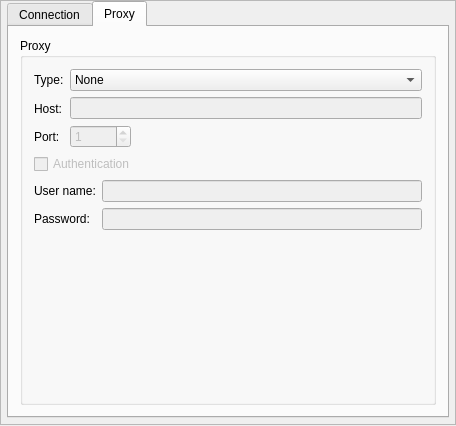
Before: the Qt Designer form plugins/icq/settings/networksettings.ui in Winand/mqutim, drawn with Qt 5.
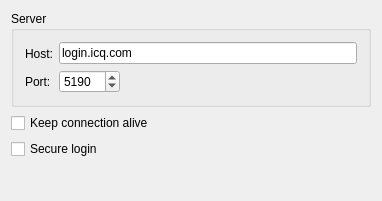
After: the same form once the commit is applied. The open tabs and pages were chosen to show the change. Icons and pictures are not drawn.

What changed in the file:
```diff
--- a/plugins/icq/settings/networksettings.ui
+++ b/plugins/icq/settings/networksettings.ui
@@ -1,87 +1,30 @@
 <ui version="4.0" >
  <class>networkSettingsClass</class>
- <widget class="QWidget" name="networkSettingsClass" >
-  <property name="geometry" >
-   <rect>
-    <x>0</x>
-    <y>0</y>
-    <width>456</width>
-    <height>426</height>
-   </rect>
-  </property>
-  <property name="windowTitle" >
+ <widget class="QWidget" name="networkSettingsClass">
+  <property name="windowTitle">
    <string>networkSettings</string>
   </property>
-  <layout class="QGridLayout" >
-   <property name="leftMargin" >
-    <number>0</number>
-   </property>
-   <property name="topMargin" >
-    <number>0</number>
-   </property>
-   <property name="rightMargin" >
-    <number>0</number>
-   </property>
-   <property name="bottomMargin" >
-    <number>1</number>
-   </property>
-   <item row="0" column="0" >
-    <widget class="QFrame" name="frame" >
-     <property name="frameShape" >
-      <enum>QFrame::StyledPanel</enum>
-     </property>
-     <property name="frameShadow" >
-      <enum>QFrame::Raised</enum>
-     </property>
-     <layout class="QGridLayout" name="gridLayout_2" >
-      <property name="leftMargin" >
-       <number>6</number>
-      </property>
-      <property name="topMargin" >
-       <number>0</number>
-      </property>
-      <property name="rightMargin" >
-       <number>6</number>
-      </property>
-      <property name="bottomMargin" >
-       <number>6</number>
-      </property>
-      <item row="0" column="0" >
-       <widget class="QTabWidget" name="tabWidget" >
-        <property name="currentIndex" >
-         <number>0</number>
-        </property>
-        <widget class="QWidget" name="tab" >
-         <attribute name="title" >
-          <string>Connection</string>
-         </attribute>
-         <attribute name="icon" >
-          <iconset>
-           <normaloff>:/icons/crystal_project/connection.png</normaloff>:/icons/crystal_project/connection.png</iconset>
-         </attribute>
-         <layout class="QGridLayout" name="gridLayout" >
-          <item row="0" column="0" >
-           <layout class="QVBoxLayout" name="verticalLayout" >
+  <layout class="QVBoxLayout" name="verticalLayout_2">
             <item>
-             <widget class="QGroupBox" name="serverBox" >
-              <property name="title" >
+    <widget class="QGroupBox" name="serverBox">
+     <property name="title">
                <string>Server</string>
               </property>
-              <layout class="QGridLayout" name="_2" >
-               <item row="0" column="0" >
-                <layout class="QHBoxLayout" name="_3" >
+     <layout class="QGridLayout" name="_2">
+      <item row="0" column="0">
+       <layout class="QHBoxLayout" name="_3">
                  <item>
-                  <layout class="QVBoxLayout" name="_4" >
+         <layout class="QVBoxLayout" name="_4">
                    <item>
-                    <widget class="QLabel" name="hostLabel" >
-                     <property name="text" >
+           <widget class="QLabel" name="hostLabel">
+            <property name="text">
                       <string>Host:</string>
                      </property>
                     </widget>
                    </item>
                    <item>
-                    <widget class="QLabel" name="portLabel" >
-                     <property name="text" >
+           <widget class="QLabel" name="portLabel">
+            <property name="text">
                       <string>Port:</string>
                      </property>
                     </widget>
@@ -89,41 +32,41 @@
                   </layout>
                  </item>
                  <item>
-                  <layout class="QVBoxLayout" name="_5" >
+         <layout class="QVBoxLayout" name="_5">
                    <item>
-                    <widget class="QLineEdit" name="hostEdit" >
-                     <property name="minimumSize" >
+           <widget class="QLineEdit" name="hostEdit">
+            <property name="minimumSize">
                       <size>
                        <width>150</width>
                        <height>0</height>
                       </size>
                      </property>
-                     <property name="text" >
+            <property name="text">
                       <string>login.icq.com</string>
                      </property>
                     </widget>
                    </item>
                    <item>
-                    <layout class="QHBoxLayout" name="_6" >
+           <layout class="QHBoxLayout" name="_6">
                      <item>
-                      <widget class="QSpinBox" name="portBox" >
-                       <property name="minimum" >
+             <widget class="QSpinBox" name="portBox">
+              <property name="minimum">
                         <number>1</number>
                        </property>
-                       <property name="maximum" >
+              <property name="maximum">
                         <number>65535</number>
                        </property>
-                       <property name="value" >
+              <property name="value">
                         <number>5190</number>
                        </property>
                       </widget>
                      </item>
                      <item>
                       <spacer>
-                       <property name="orientation" >
+              <property name="orientation">
                         <enum>Qt::Horizontal</enum>
                        </property>
-                       <property name="sizeHint" stdset="0" >
+              <property name="sizeHint" stdset="0">
                         <size>
                          <width>40</width>
                          <height>20</height>
@@ -141,62 +84,25 @@
              </widget>
             </item>
             <item>
-             <widget class="QCheckBox" name="keepAliveBox" >
-              <property name="text" >
+    <widget class="QCheckBox" name="keepAliveBox">
+     <property name="text">
                <string>Keep connection alive</string>
               </property>
              </widget>
             </item>
             <item>
-             <widget class="QCheckBox" name="secureBox" >
-              <property name="text" >
+    <widget class="QCheckBox" name="secureBox">
+     <property name="text">
                <string>Secure login</string>
               </property>
              </widget>
             </item>
-            <item>
-             <widget class="QCheckBox" name="useProxyBox" >
-              <property name="text" >
-               <string>Proxy connection</string>
-              </property>
-             </widget>
-            </item>
-            <item>
-             <layout class="QHBoxLayout" name="horizontalLayout" >
-              <item>
-               <widget class="QLabel" name="label" >
-                <property name="text" >
-                 <string>Listen port for file transfer:</string>
-                </property>
-               </widget>
-              </item>
-              <item>
-               <widget class="QSpinBox" name="listenPortBox" >
-                <property name="sizePolicy" >
-                 <sizepolicy vsizetype="Fixed" hsizetype="Fixed" >
-                  <horstretch>0</horstretch>
-                  <verstretch>0</verstretch>
-                 </sizepolicy>
-                </property>
-                <property name="minimum" >
-                 <number>1024</number>
-                </property>
-                <property name="maximum" >
-                 <number>65535</number>
-                </property>
-                <property name="value" >
-                 <number>5191</number>
-                </property>
-               </widget>
-              </item>
-             </layout>
-            </item>
             <item>
              <spacer>
-              <property name="orientation" >
+     <property name="orientation">
                <enum>Qt::Vertical</enum>
               </property>
-              <property name="sizeHint" stdset="0" >
+     <property name="sizeHint" stdset="0">
                <size>
                 <width>360</width>
                 <height>31</height>
@@ -205,237 +111,8 @@
              </spacer>
             </item>
            </layout>
-          </item>
-         </layout>
-        </widget>
-        <widget class="QWidget" name="tab_2" >
-         <attribute name="title" >
-          <string>Proxy</string>
-         </attribute>
-         <attribute name="icon" >
-          <iconset>
-           <normaloff>:/icons/crystal_project/proxy.png</normaloff>:/icons/crystal_project/proxy.png</iconset>
-         </attribute>
-         <layout class="QGridLayout" name="_7" >
-          <item row="0" column="0" >
-           <widget class="QGroupBox" name="proxyBox" >
-            <property name="title" >
-             <string>Proxy</string>
-            </property>
-            <layout class="QGridLayout" name="_8" >
-             <item row="0" column="0" >
-              <layout class="QHBoxLayout" name="_9" >
-               <item>
-                <layout class="QVBoxLayout" name="_10" >
-                 <item>
-                  <widget class="QLabel" name="typeLabel" >
-                   <property name="text" >
-                    <string>Type:</string>
-                   </property>
-                  </widget>
-                 </item>
-                 <item>
-                  <widget class="QLabel" name="proxyHostLabel" >
-                   <property name="text" >
-                    <string>Host:</string>
-                   </property>
-                  </widget>
-                 </item>
-                 <item>
-                  <widget class="QLabel" name="proxyPortLabel" >
-                   <property name="text" >
-                    <string>Port:</string>
-                   </property>
-                  </widget>
-                 </item>
-                </layout>
-               </item>
-               <item>
-                <layout class="QVBoxLayout" name="_11" >
-                 <item>
-                  <layout class="QVBoxLayout" name="_12" >
-                   <item>
-                    <widget class="QComboBox" name="typeBox" >
-                     <property name="minimumSize" >
-                      <size>
-                       <width>140</width>
-                       <height>0</height>
-                      </size>
-                     </property>
-                     <item>
-                      <property name="text" >
-                       <string>None</string>
-                      </property>
-                     </item>
-                     <item>
-                      <property name="text" >
-                       <string>HTTP</string>
-                      </property>
-                     </item>
-                     <item>
-                      <property name="text" >
-                       <string>SOCKS 5</string>
-                      </property>
-                     </item>
-                    </widget>
-                   </item>
-                   <item>
-                    <widget class="QLineEdit" name="proxyHostEdit" >
-                     <property name="enabled" >
-                      <bool>false</bool>
-                     </property>
-                    </widget>
-                   </item>
-                  </layout>
-                 </item>
-                 <item>
-                  <layout class="QHBoxLayout" name="_13" >
-                   <item>
-                    <widget class="QSpinBox" name="proxyPortBox" >
-                     <property name="enabled" >
-                      <bool>false</bool>
-                     </property>
-                     <property name="minimum" >
-                      <number>1</number>
-                     </property>
-                     <property name="maximum" >
-                      <number>65535</number>
-                     </property>
-                    </widget>
-                   </item>
-                   <item>
-                    <spacer>
-                     <property name="orientation" >
-                      <enum>Qt::Horizontal</enum>
-                     </property>
-                     <property name="sizeHint" stdset="0" >
-                      <size>
-                       <width>40</width>
-                       <height>20</height>
-                      </size>
-                     </property>
-                    </spacer>
-                   </item>
-                  </layout>
-                 </item>
-                </layout>
-               </item>
-              </layout>
-             </item>
-             <item row="1" column="0" >
-              <widget class="QCheckBox" name="authBox" >
-               <property name="enabled" >
-                <bool>false</bool>
-               </property>
-               <property name="text" >
-                <string>Authentication</string>
-               </property>
-              </widget>
-             </item>
-             <item row="2" column="0" >
-              <layout class="QHBoxLayout" name="_14" >
-               <item>
-                <layout class="QVBoxLayout" name="_15" >
-                 <item>
-                  <widget class="QLabel" name="userNameLabel" >
-                   <property name="text" >
-                    <string>User name:</string>
-                   </property>
-                  </widget>
-                 </item>
-                 <item>
-                  <widget class="QLabel" name="userPasswordLabel" >
-                   <property name="text" >
-                    <string>Password:</string>
-                   </property>
-                  </widget>
-                 </item>
-                </layout>
-               </item>
-               <item>
-                <layout class="QVBoxLayout" name="_16" >
-                 <item>
-                  <widget class="QLineEdit" name="userNameEdit" >
-                   <property name="enabled" >
-                    <bool>false</bool>
-                   </property>
-                  </widget>
-                 </item>
-                 <item>
-                  <widget class="QLineEdit" name="userPasswordEdit" >
-                   <property name="enabled" >
-                    <bool>false</bool>
-                   </property>
-                   <property name="echoMode" >
-                    <enum>QLineEdit::Password</enum>
-                   </property>
-                  </widget>
-                 </item>
-                </layout>
-               </item>
-              </layout>
-             </item>
-             <item row="3" column="0" >
-              <spacer name="verticalSpacer" >
-               <property name="orientation" >
-                <enum>Qt::Vertical</enum>
-               </property>
-               <property name="sizeHint" stdset="0" >
-                <size>
-                 <width>20</width>
-                 <height>40</height>
-                </size>
-               </property>
-              </spacer>
-             </item>
-            </layout>
-           </widget>
-          </item>
-         </layout>
-        </widget>
-       </widget>
-      </item>
-     </layout>
-    </widget>
-   </item>
-  </layout>
- </widget>
- <layoutdefault spacing="6" margin="11" />
- <resources>
-  <include location="../../../../qutim.qrc" />
- </resources>
- <connections>
-  <connection>
-   <sender>authBox</sender>
-   <signal>clicked(bool)</signal>
-   <receiver>userNameEdit</receiver>
-   <slot>setEnabled(bool)</slot>
-   <hints>
-    <hint type="sourcelabel" >
-     <x>110</x>
-     <y>177</y>
-    </hint>
-    <hint type="destinationlabel" >
-     <x>132</x>
-     <y>205</y>
-    </hint>
-   </hints>
-  </connection>
-  <connection>
-   <sender>authBox</sender>
-   <signal>clicked(bool)</signal>
-   <receiver>userPasswordEdit</receiver>
-   <slot>setEnabled(bool)</slot>
-   <hints>
-    <hint type="sourcelabel" >
-     <x>75</x>
-     <y>178</y>
-    </hint>
-    <hint type="destinationlabel" >
-     <x>168</x>
-     <y>237</y>
-    </hint>
-   </hints>
-  </connection>
- </connections>
+ </widget>
+ <layoutdefault spacing="6" margin="11"/>
+ <resources/>
+ <connections/>
 </ui>
```
Left out of the diff: 3 changed lines with no effect on the pictures. Lines whose indentation alone changed are shown as unchanged.
